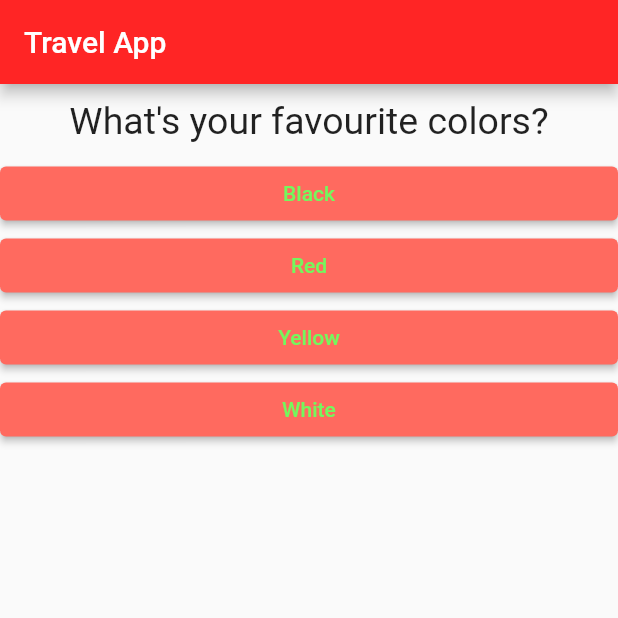
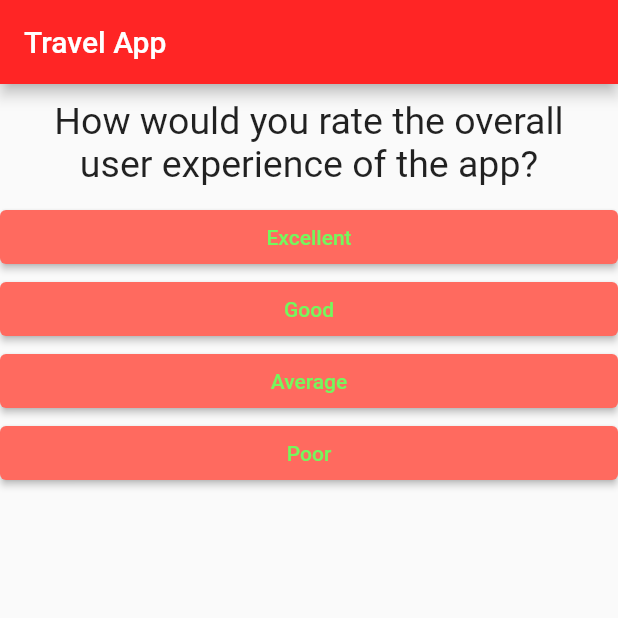
Before and after one commit to HiBorn4/flutter-review-app, a Flutter app: the screen it shows after launch, on a phone screen of 412 x 824 dp, the top half of it. Run offline on Flutter 3.47's test engine with Material 2 defaults, Android fonts, the phone set to English and light mode, and no system bars.

Commit message:
Travel Experience Questions

```diff
--- a/lib/main.dart
+++ b/lib/main.dart
@@ -33,32 +33,104 @@ class _MyAppState extends State<MyApp> {
   Widget build(BuildContext context) {
     const questions = [
       {
-        'questiontext': "What's your favourite colors?",
+        'questiontext':
+            "How would you rate the overall user experience of the app?",
         'answers': [
-          {'text': 'Black', 'score': 10},
-          {'text': 'Red', 'score': 7},
-          {'text': 'Yellow', 'score': 4},
-          {'text': 'White', 'score': 1}
-        ],
+          {'text': 'Excellent', 'score': 10},
+          {'text': 'Good', 'score': 7},
+          {'text': 'Average', 'score': 4},
+          {'text': 'Poor', 'score': 1}
+        ]
       },
       {
-        'questiontext': "What's your favourite animal?",
+        'questiontext': "How useful did you find the trip planning feature?",
         'answers': [
-          {'text': 'Lion', 'score': 10},
-          {'text': 'Panther', 'score': 7},
-          {'text': 'Bull', 'score': 4},
-          {'text': 'Dog', 'score': 1}
-        ],
+          {'text': 'Very useful', 'score': 10},
+          {'text': 'Somewhat useful', 'score': 7},
+          {'text': 'Not very useful', 'score': 4},
+          {'text': 'Not useful at all', 'score': 1}
+        ]
       },
       {
-        'questiontext': "Who's your favourite food type?",
+        'questiontext':
+            "How accurate and reliable were the real-time navigation instructions and live locations?",
         'answers': [
-          {'text': 'Non-Veg', 'score': 10},
-          {'text': 'Egg', 'score': 7},
-          {'text': 'Veg', 'score': 4},
-          {'text': 'Vegan', 'score': 1}
-        ],
-      }
+          {'text': 'Very accurate and reliable', 'score': 10},
+          {'text': 'Somewhat accurate and reliable', 'score': 7},
+          {'text': 'Not very accurate and reliable', 'score': 4},
+          {'text': 'Not accurate and reliable at all', 'score': 1}
+        ]
+      },
+      {
+        'questiontext':
+            "Did you find the group chats and calls feature helpful for staying connected with other travelers?",
+        'answers': [
+          {'text': 'Extremely helpful', 'score': 10},
+          {'text': 'Moderately helpful', 'score': 7},
+          {'text': 'Slightly helpful', 'score': 4},
+          {'text': 'Not helpful at all', 'score': 1}
+        ]
+      },
+      {
+        'questiontext':
+            "How effective was the translation service for translating signboards, menu cards, and speech?",
+        'answers': [
+          {'text': 'Very effective', 'score': 10},
+          {'text': 'Somewhat effective', 'score': 7},
+          {'text': 'Not very effective', 'score': 4},
+          {'text': 'Not effective at all', 'score': 1}
+        ]
+      },
+      {
+        'questiontext':
+            "How easy was it to track expenses and settle bills among group members using the built-in expense tracker?",
+        'answers': [
+          {'text': 'Very easy', 'score': 10},
+          {'text': 'Somewhat easy', 'score': 7},
+          {'text': 'Not very easy', 'score': 4},
+          {'text': 'Not easy at all', 'score': 1}
+        ]
+      },
+      {
+        'questiontext':
+            "Did the currency conversion feature help you manage your finances while traveling abroad?",
+        'answers': [
+          {'text': 'Yes, it was very helpful', 'score': 10},
+          {'text': 'It was somewhat helpful', 'score': 7},
+          {'text': 'Not very helpful', 'score': 4},
+          {'text': 'Not helpful at all', 'score': 1}
+        ]
+      },
+      {
+        'questiontext':
+            "Were the personalized recommendations for accommodations, attractions, and restaurants based on your preferences useful?",
+        'answers': [
+          {'text': 'Extremely useful', 'score': 10},
+          {'text': 'Moderately useful', 'score': 7},
+          {'text': 'Slightly useful', 'score': 4},
+          {'text': 'Not useful at all', 'score': 1}
+        ]
+      },
+      {
+        'questiontext':
+            "How well did the app perform in offline mode with limited connectivity?",
+        'answers': [
+          {'text': 'Worked perfectly offline', 'score': 10},
+          {'text': 'Worked somewhat well offline', 'score': 7},
+          {'text': 'Had limited functionality in offline mode', 'score': 4},
+          {'text': 'Did not work offline at all', 'score': 1}
+        ]
+      },
+      {
+        'questiontext':
+            "How secure and user-friendly did you find the user authentication process?",
+        'answers': [
+          {'text': 'Very secure and user-friendly', 'score': 10},
+          {'text': 'Moderately secure and user-friendly', 'score': 7},
+          {'text': 'Not very secure and user-friendly', 'score': 4},
+          {'text': 'Not secure and user-friendly at all', 'score': 1}
+        ]
+      },
     ];
 
 // This is a function called resetQuiz, which resets the quiz by setting questionIndex and
```
